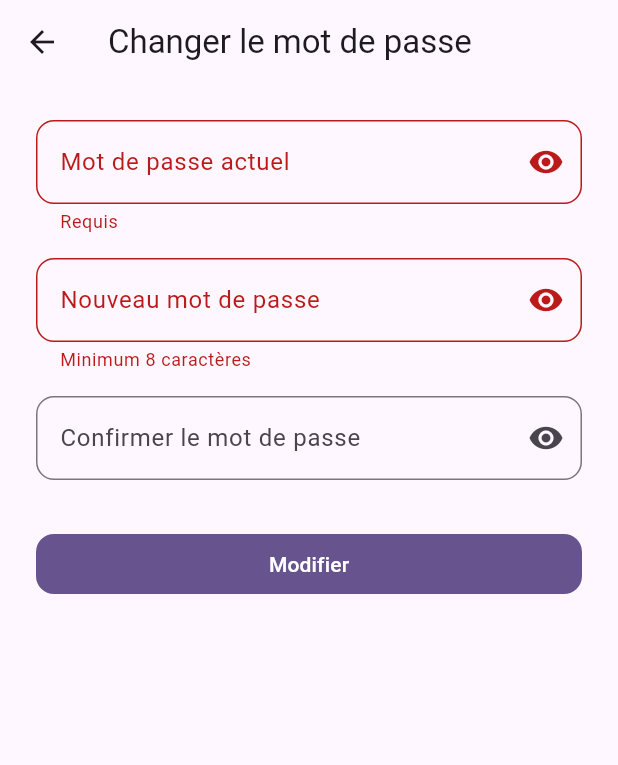
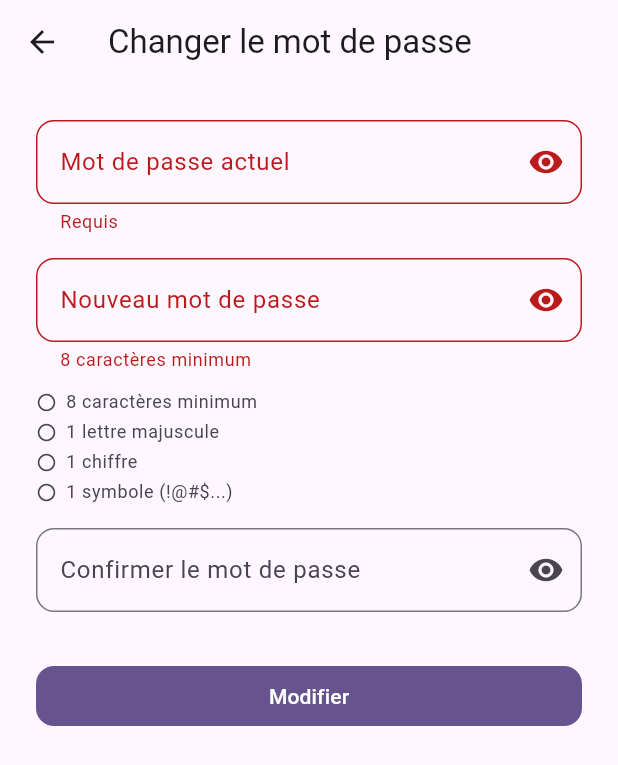
Before and after one commit to tolkya/POLE-MOBILE, a Flutter app: the ChangePasswordPage screen opened directly, after a tap on "Modifier", on a phone screen of 412 x 824 dp. Shown: the top 765 px of the screen. Run offline on Flutter 3.47's test engine with Material 3 defaults, Android fonts, the phone set to English and light mode, and no system bars; our stand-ins replace cached_network_image, chewie, dio, flutter_riverpod, flutter_secure_storage, freezed_annotation and 3 more; accounts and stored records are empty.

Commit message:
align change-password payload with backend (currentPassword/plainPassword) and improve error handling

```diff
--- a/lib/features/profile/data/profile_repository.dart
+++ b/lib/features/profile/data/profile_repository.dart
@@ -42,15 +42,12 @@ class ProfileRepository {
     required String oldPassword,
     required String newPassword,
   }) async {
-    await _dio.patch<void>(
+    await _dio.post<void>(
       '/users/$userId/change-password',
       data: {
-        'oldPassword': oldPassword,
-        'newPassword': newPassword,
+        'currentPassword': oldPassword,
+        'plainPassword': newPassword,
       },
-      options: Options(
-        headers: {'Content-Type': 'application/merge-patch+json'},
-      ),
     );
   }
 }
--- a/lib/features/profile/pages/change_password_page.dart
+++ b/lib/features/profile/pages/change_password_page.dart
@@ -1,7 +1,18 @@
+import 'package:dio/dio.dart';
 import 'package:flutter/material.dart';
 import 'package:flutter_riverpod/flutter_riverpod.dart';
 import 'package:pole_mobile/features/profile/data/profile_repository.dart';
 import 'package:pole_mobile/features/profile/providers/me_provider.dart';
+
+String? _passwordValidator(String? v) {
+  if (v == null || v.length < 8) return '8 caractères minimum';
+  if (!RegExp('[A-Z]').hasMatch(v)) return '1 lettre majuscule requise';
+  if (!RegExp('[0-9]').hasMatch(v)) return '1 chiffre requis';
+  if (!RegExp(r'[!@#$%^&*(),.?":{}|<>]').hasMatch(v)) {
+    return '1 symbole requis';
+  }
+  return null;
+}
 
 class ChangePasswordPage extends ConsumerStatefulWidget {
   const ChangePasswordPage({super.key});
@@ -20,6 +31,7 @@ class _ChangePasswordPageState extends ConsumerState<ChangePasswordPage> {
   bool _showOld = false;
   bool _showNew = false;
   bool _showConfirm = false;
+  String _newPasswordValue = '';
 
   @override
   void dispose() {
@@ -44,14 +56,59 @@ class _ChangePasswordPageState extends ConsumerState<ChangePasswordPage> {
         const SnackBar(content: Text('Mot de passe modifié.')),
       );
       Navigator.of(context).pop();
-    } on Exception catch (e) {
+    } on DioException catch (e) {
       if (!mounted) return;
       ScaffoldMessenger.of(context).showSnackBar(
-        SnackBar(content: Text('Erreur : $e')),
+        SnackBar(content: Text(_mapChangePasswordError(e))),
+      );
+    } on Exception {
+      if (!mounted) return;
+      ScaffoldMessenger.of(context).showSnackBar(
+        const SnackBar(
+          content: Text(
+            'Impossible de modifier le mot de passe pour le moment.',
+          ),
+        ),
       );
     } finally {
       if (mounted) setState(() => _loading = false);
     }
+  }
+
+  String _mapChangePasswordError(DioException e) {
+    final status = e.response?.statusCode;
+    final data = e.response?.data;
+
+    if (status == 405) {
+      return "Méthode non autorisée. Redémarre l'app et réessaie.";
+    }
+
+    if (status == 401 || status == 403) {
+      return 'Session expirée. Reconnecte-toi puis réessaie.';
+    }
+
+    if (status == 400 || status == 422) {
+      if (data is Map<String, dynamic>) {
+        final violations = data['violations'];
+        if (violations is List && violations.isNotEmpty) {
+          final first = violations.first;
+          if (first is Map<String, dynamic>) {
+            final message = first['message'];
+            if (message is String && message.isNotEmpty) {
+              return message;
+            }
+          }
+        }
+
+        final detail = data['detail'];
+        if (detail is String && detail.isNotEmpty) {
+          return detail;
+        }
+      }
+      return 'Mot de passe actuel incorrect ou nouveau mot de passe invalide.';
+    }
+
+    return 'Erreur serveur. Réessaie dans quelques instants.';
   }
 
   @override
@@ -60,6 +117,7 @@ class _ChangePasswordPageState extends ConsumerState<ChangePasswordPage> {
       appBar: AppBar(title: const Text('Changer le mot de passe')),
       body: Form(
         key: _formKey,
+        autovalidateMode: AutovalidateMode.onUserInteraction,
         child: ListView(
           padding: const EdgeInsets.all(24),
           children: [
@@ -82,6 +140,7 @@ class _ChangePasswordPageState extends ConsumerState<ChangePasswordPage> {
             TextFormField(
               controller: _new,
               obscureText: !_showNew,
+              onChanged: (v) => setState(() => _newPasswordValue = v),
               decoration: InputDecoration(
                 labelText: 'Nouveau mot de passe',
                 suffixIcon: IconButton(
@@ -91,10 +150,10 @@ class _ChangePasswordPageState extends ConsumerState<ChangePasswordPage> {
                   onPressed: () => setState(() => _showNew = !_showNew),
                 ),
               ),
-              validator: (v) => (v == null || v.length < 8)
-                  ? 'Minimum 8 caractères'
-                  : null,
+              validator: _passwordValidator,
             ),
+            const SizedBox(height: 8),
+            _PasswordRules(password: _newPasswordValue),
             const SizedBox(height: 16),
             TextFormField(
               controller: _confirm,
@@ -112,8 +171,8 @@ class _ChangePasswordPageState extends ConsumerState<ChangePasswordPage> {
                 ),
               ),
               validator: (v) => v != _new.text
-                  ? 'Les mots de passe ne correspondent pas'
-                  : null,
+                ? 'Les mots de passe ne correspondent pas'
+                : null,
             ),
             const SizedBox(height: 32),
             FilledButton(
@@ -132,3 +191,78 @@ class _ChangePasswordPageState extends ConsumerState<ChangePasswordPage> {
     );
   }
 }
+
+class _PasswordRules extends StatelessWidget {
+  const _PasswordRules({required this.password});
+
+  final String password;
+
+  @override
+  Widget build(BuildContext context) {
+    final theme = Theme.of(context);
+    return Column(
+      crossAxisAlignment: CrossAxisAlignment.start,
+      children: [
+        _PasswordRule(
+          label: '8 caractères minimum',
+          valid: password.length >= 8,
+          theme: theme,
+        ),
+        _PasswordRule(
+          label: '1 lettre majuscule',
+          valid: RegExp('[A-Z]').hasMatch(password),
+          theme: theme,
+        ),
+        _PasswordRule(
+          label: '1 chiffre',
+          valid: RegExp('[0-9]').hasMatch(password),
+          theme: theme,
+        ),
+        _PasswordRule(
+          label: r'1 symbole (!@#$...)',
+          valid: RegExp(r'[!@#$%^&*(),.?":{}|<>]').hasMatch(password),
+          theme: theme,
+        ),
+      ],
+    );
+  }
+}
+
+class _PasswordRule extends StatelessWidget {
+  const _PasswordRule({
+    required this.label,
+    required this.valid,
+    required this.theme,
+  });
+
+  final String label;
+  final bool valid;
+  final ThemeData theme;
+
+  @override
+  Widget build(BuildContext context) {
+    return Padding(
+      padding: const EdgeInsets.only(top: 4),
+      child: Row(
+        children: [
+          Icon(
+            valid ? Icons.check_circle : Icons.radio_button_unchecked,
+            size: 14,
+            color: valid
+                ? theme.colorScheme.primary
+                : theme.colorScheme.onSurfaceVariant,
+          ),
+          const SizedBox(width: 6),
+          Text(
+            label,
+            style: theme.textTheme.bodySmall?.copyWith(
+              color: valid
+                  ? theme.colorScheme.primary
+                  : theme.colorScheme.onSurfaceVariant,
+            ),
+          ),
+        ],
+      ),
+    );
+  }
+}
```
